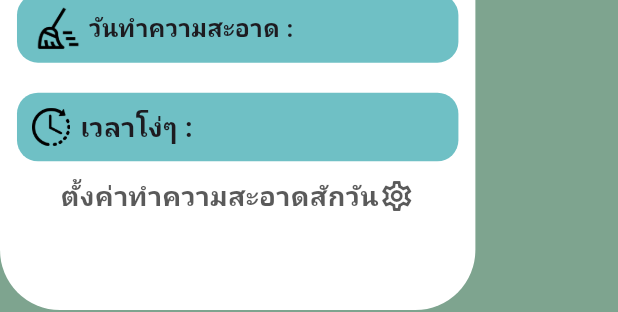
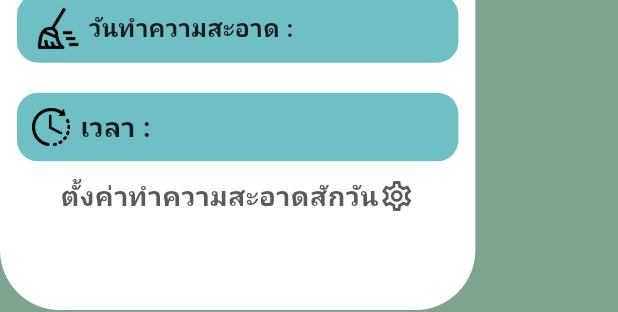
Before and after one commit to sathitkul12/project, a Flutter app: the CardClean widget shown alone on an empty page, opened directly, on a phone screen of 412 x 824 dp. Shown: the part 417-729 px from the top of the screen. Run offline on Flutter 3.47's test engine with Material 3 defaults, Android fonts, the phone set to English and light mode, and no system bars; our stand-ins replace fl_chart, google_fonts, numberpicker; missing offline and left inert: mqtt_client; Roboto replaces fonts that are missing (Prompt).

Commit message:
Update cardclean.dart

```diff
--- a/pheasant_house-master/lib/screen/customcard/cardclean.dart
+++ b/pheasant_house-master/lib/screen/customcard/cardclean.dart
@@ -92,7 +92,7 @@ class _CardCleanState extends State<CardClean> {
                         width: 6.5,
                       ),
                       const Text(
-                        'เวลาโง่ๆ :',
+                        'เวลา :',
                         style: TextStyle(
                           fontSize: 18,
                           fontWeight: FontWeight.bold,
```
